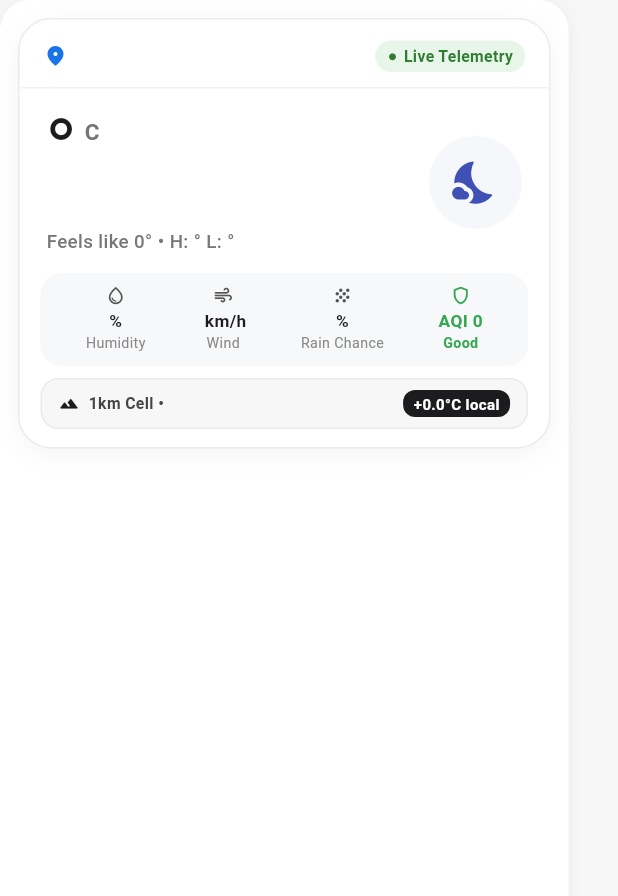
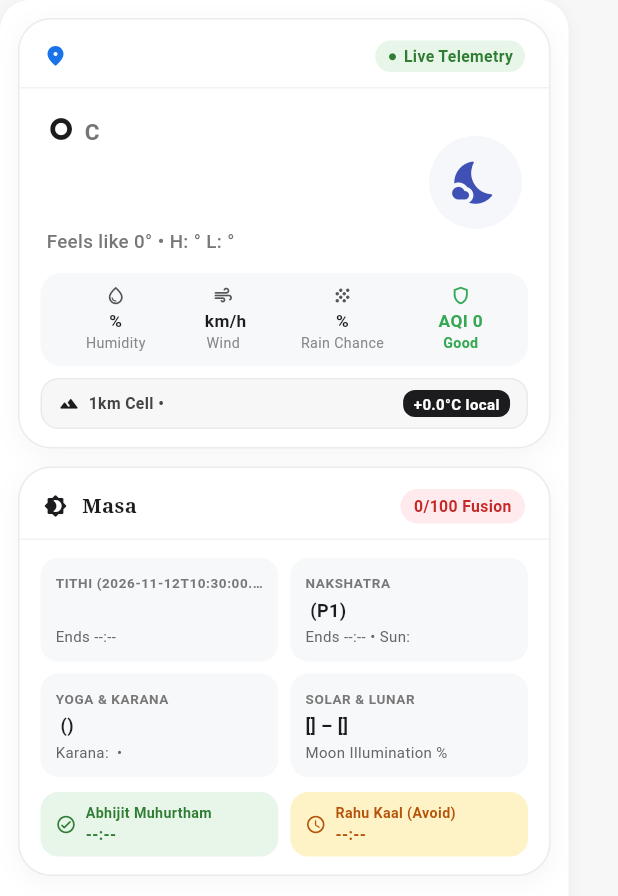
Before and after one commit to Rakesh-Manthri/WeatherGPT, a Flutter app: the MessageBubble widget shown alone on an empty page, opened directly with empty values, on a phone screen of 412 x 824 dp. Shown: the top 896 px of the screen. Run offline on Flutter 3.47's test engine with Material 3 defaults, Android fonts, the light colour scheme and no system bars; our stand-ins replace dio, flutter_dotenv, flutter_markdown, flutter_tts, geolocator, shared_preferences and 2 more; missing offline and left inert: mappls_gl; accounts and stored records are empty.

Commit message:
feat(chat): add PanchangamWeatherCard and Indic quick-action chips

```diff
--- a/lib/features/chat/widgets/activity_chips_bar.dart
+++ b/lib/features/chat/widgets/activity_chips_bar.dart
@@ -38,6 +38,16 @@ class ActivityChipsBar extends StatelessWidget {
       'icon': '☀️',
       'label': 'UV & Sun Index',
       'prompt': 'What is the UV index and sun protection recommendation for today?',
+    },
+    {
+      'icon': '🪔',
+      'label': 'Panchangam & Muhurtham',
+      'prompt': 'Show today\'s Panchangam, Tithi, Nakshatra, and best weather Muhurtham windows.',
+    },
+    {
+      'icon': '🌱',
+      'label': 'Farming & Tithi',
+      'prompt': 'Is today auspicious and weather-suitable for sowing crops per Panchangam?',
     },
   ];
 
--- a/lib/features/chat/widgets/message_bubble.dart
+++ b/lib/features/chat/widgets/message_bubble.dart
@@ -2,6 +2,7 @@ import 'dart:convert';
 import 'package:flutter/material.dart';
 import 'package:flutter_markdown/flutter_markdown.dart';
 import '../models/chat_message.dart';
+import 'panchangam_weather_card.dart';
 import 'weather_card_bubble.dart';
 
 class MessageBubble extends StatelessWidget {
@@ -34,13 +35,20 @@ class MessageBubble extends StatelessWidget {
   Widget build(BuildContext context) {
     final isUser = message.isUser;
     final content = _formatContent(message.text);
-    final hasWeatherData = !isUser && message.weatherData != null;
+    final weatherMap = message.weatherData;
+    final hasWeatherData = !isUser && weatherMap != null;
+    final hasWeatherTelemetry =
+        hasWeatherData && weatherMap.containsKey('temperature');
+    final panchangamData = !isUser && weatherMap != null
+        ? weatherMap['panchangam_fusion'] as Map<String, dynamic>?
+        : null;
+    final hasCard = hasWeatherTelemetry || panchangamData != null;
 
     return Align(
       alignment: isUser ? Alignment.centerRight : Alignment.centerLeft,
       child: Container(
         margin: const EdgeInsets.only(bottom: 16),
-        padding: hasWeatherData
+        padding: hasCard
             ? const EdgeInsets.all(12)
             : const EdgeInsets.symmetric(horizontal: 16, vertical: 12),
         decoration: BoxDecoration(
@@ -60,7 +68,7 @@ class MessageBubble extends StatelessWidget {
               : null,
         ),
         constraints: BoxConstraints(
-          maxWidth: MediaQuery.of(context).size.width * (hasWeatherData ? 0.92 : 0.85),
+          maxWidth: MediaQuery.of(context).size.width * (hasCard ? 0.92 : 0.85),
         ),
         child: isUser
             ? Text(
@@ -74,17 +82,21 @@ class MessageBubble extends StatelessWidget {
             : Column(
                 crossAxisAlignment: CrossAxisAlignment.start,
                 children: [
-                  if (hasWeatherData)
+                  if (hasWeatherTelemetry)
                     WeatherCardBubble(
-                      weatherData: message.weatherData!,
+                      weatherData: weatherMap,
                       onViewMap: onViewMap,
+                    ),
+                  if (panchangamData != null)
+                    PanchangamWeatherCard(
+                      panchangamData: panchangamData,
                     ),
                   if (content.isNotEmpty)
                     Padding(
                       padding: EdgeInsets.only(
-                        top: hasWeatherData ? 6 : 0,
-                        left: hasWeatherData ? 4 : 0,
-                        right: hasWeatherData ? 4 : 0,
+                        top: hasCard ? 6 : 0,
+                        left: hasCard ? 4 : 0,
+                        right: hasCard ? 4 : 0,
                       ),
                       child: MarkdownBody(
                         data: content,
--- /dev/null
+++ b/lib/features/chat/widgets/panchangam_weather_card.dart
@@ -0,0 +1,435 @@
+import 'package:flutter/material.dart';
+
+class PanchangamWeatherCard extends StatelessWidget {
+  final Map<String, dynamic> panchangamData;
+
+  const PanchangamWeatherCard({
+    super.key,
+    required this.panchangamData,
+  });
+
+  Color _scoreBgColor(int score) {
+    if (score >= 75) return const Color(0xFFE8F5E9);
+    if (score >= 55) return const Color(0xFFFEF3C7);
+    return const Color(0xFFFFEBEE);
+  }
+
+  Color _scoreTextColor(int score) {
+    if (score >= 75) return const Color(0xFF2E7D32);
+    if (score >= 55) return const Color(0xFFB45309);
+    return const Color(0xFFC62828);
+  }
+
+  @override
+  Widget build(BuildContext context) {
+    final masa = (panchangamData['masa'] ?? 'Kartika').toString();
+    final ritu = (panchangamData['ritu'] ?? '').toString();
+    final dateStr = (panchangamData['date'] ?? '').toString();
+    final vara = (panchangamData['vara'] ?? '').toString();
+    final karana = (panchangamData['karana'] ?? '').toString();
+    final suryaNak = (panchangamData['surya_nakshatra'] ?? '').toString();
+    final moonIllum = (panchangamData['moon_illumination_pct'] ?? 0).toString();
+    final sunrise = (panchangamData['sunrise'] ?? '--:--').toString();
+    final sunset = (panchangamData['sunset'] ?? '--:--').toString();
+    final specialEvent = panchangamData['special_event']?.toString();
+    final compositeScore =
+        (panchangamData['composite_score'] as num?)?.toInt() ?? 75;
+    final verdict =
+        (panchangamData['fusion_verdict'] ?? 'Panchangam + Weather Alignment')
+            .toString();
+    final advisory = (panchangamData['fused_advisory'] ?? '').toString();
+
+    final tithi =
+        (panchangamData['tithi'] as Map<String, dynamic>?) ?? const {};
+    final nakshatra =
+        (panchangamData['nakshatra'] as Map<String, dynamic>?) ?? const {};
+    final yoga =
+        (panchangamData['yoga'] as Map<String, dynamic>?) ?? const {};
+    final muhurtham =
+        (panchangamData['muhurtham_windows'] as Map<String, dynamic>?) ??
+            const {};
+    final upcoming =
+        (panchangamData['upcoming_windows'] as List<dynamic>?) ?? const [];
+
+    final tithiName = (tithi['name'] ?? '').toString();
+    final tithiEnds = (tithi['ends_at'] ?? '--:--').toString();
+    final nakName = (nakshatra['name'] ?? '').toString();
+    final nakPada = (nakshatra['pada'] ?? 1).toString();
+    final nakEnds = (nakshatra['ends_at'] ?? '--:--').toString();
+    final yogaName = (yoga['name'] ?? '').toString();
+    final yogaRating = (yoga['rating'] ?? '').toString();
+    final abhijit =
+        (muhurtham['abhijit_muhurtham'] ?? '--:--').toString();
+    final rahuKaal = (muhurtham['rahu_kaal'] ?? '--:--').toString();
+
+    return Container(
+      margin: const EdgeInsets.only(bottom: 12),
+      decoration: BoxDecoration(
+        color: Colors.white,
+        borderRadius: BorderRadius.circular(22),
+        border: Border.all(color: const Color(0xFFEBEBEB), width: 1),
+        boxShadow: [
+          BoxShadow(
+            color: Colors.black.withValues(alpha: 0.04),
+            offset: const Offset(0, 4),
+            blurRadius: 14,
+          ),
+        ],
+      ),
+      child: Column(
+        crossAxisAlignment: CrossAxisAlignment.start,
+        children: [
+          // Header Row: Vedic Masa / Ritu & Composite Score Badge
+          Padding(
+            padding: const EdgeInsets.fromLTRB(16, 14, 16, 10),
+            child: Row(
+              children: [
+                const Icon(
+                  Icons.brightness_4_rounded,
+                  size: 16,
+                  color: Color(0xFF1C1C1E),
+                ),
+                const SizedBox(width: 6),
+                Expanded(
+                  child: Text(
+                    '$masa Masa${ritu.isNotEmpty ? ' • $ritu' : ''}',
+                    maxLines: 1,
+                    overflow: TextOverflow.ellipsis,
+                    style: const TextStyle(
+                      fontFamily: 'serif',
+                      fontSize: 13.5,
+                      fontWeight: FontWeight.w700,
+                      color: Color(0xFF1C1C1E),
+                    ),
+                  ),
+                ),
+                const SizedBox(width: 8),
+                Container(
+                  padding:
+                      const EdgeInsets.symmetric(horizontal: 9, vertical: 4),
+                  decoration: BoxDecoration(
+                    color: _scoreBgColor(compositeScore),
+                    borderRadius: BorderRadius.circular(12),
+                  ),
+                  child: Text(
+                    '$compositeScore/100 Fusion',
+                    style: TextStyle(
+                      fontSize: 10.5,
+                      fontWeight: FontWeight.w700,
+                      color: _scoreTextColor(compositeScore),
+                    ),
+                  ),
+                ),
+              ],
+            ),
+          ),
+
+          const Divider(height: 1, color: Color(0xFFF2F2F2)),
+
+          // Special Lunisolar Festival / Vrata Callout
+          if (specialEvent != null && specialEvent.isNotEmpty)
+            Padding(
+              padding: const EdgeInsets.fromLTRB(14, 10, 14, 0),
+              child: Container(
+                width: double.infinity,
+                padding:
+                    const EdgeInsets.symmetric(horizontal: 10, vertical: 6),
+                decoration: BoxDecoration(
+                  color: const Color(0xFF1C1C1E),
+                  borderRadius: BorderRadius.circular(10),
+                ),
+                child: Row(
+                  children: [
+                    const Icon(Icons.auto_awesome_rounded,
+                        size: 13, color: Color(0xFFFBBF24)),
+                    const SizedBox(width: 6),
+                    Expanded(
+                      child: Text(
+                        specialEvent,
+                        style: const TextStyle(
+                          fontSize: 11.5,
+                          fontWeight: FontWeight.w600,
+                          color: Colors.white,
+                        ),
+                      ),
+                    ),
+                  ],
+                ),
+              ),
+            ),
+
+          // Panchangam 5-Limb Grid
+          Padding(
+            padding: const EdgeInsets.fromLTRB(14, 12, 14, 10),
+            child: Column(
+              children: [
+                Row(
+                  children: [
+                    Expanded(
+                      child: _buildLimbTile(
+                        label: 'TITHI ($dateStr)',
+                        value: tithiName,
+                        subvalue: 'Ends $tithiEnds',
+                      ),
+                    ),
+                    const SizedBox(width: 8),
+                    Expanded(
+                      child: _buildLimbTile(
+                        label: 'NAKSHATRA',
+                        value: '$nakName (P$nakPada)',
+                        subvalue: 'Ends $nakEnds • Sun: $suryaNak',
+                      ),
+                    ),
+                  ],
+                ),
+                const SizedBox(height: 8),
+                Row(
+                  children: [
+                    Expanded(
+                      child: _buildLimbTile(
+                        label: 'YOGA & KARANA',
+                        value: '$yogaName ($yogaRating)',
+                        subvalue: 'Karana: $karana • $vara',
+                      ),
+                    ),
+                    const SizedBox(width: 8),
+                    Expanded(
+                      child: _buildLimbTile(
+                        label: 'SOLAR & LUNAR',
+                        value: '$sunrise – $sunset',
+                        subvalue: 'Moon Illumination $moonIllum%',
+                      ),
+                    ),
+                  ],
+                ),
+              ],
+            ),
+          ),
+
+          // Muhurtham Windows (Abhijit vs Rahu Kaal)
+          Padding(
+            padding: const EdgeInsets.symmetric(horizontal: 14),
+            child: Row(
+              children: [
+                Expanded(
+                  child: _buildWindowChip(
+                    icon: Icons.check_circle_outline_rounded,
+                    title: 'Abhijit Muhurtham',
+                    timeText: abhijit,
+                    bgColor: const Color(0xFFE8F5E9),
+                    fgColor: const Color(0xFF2E7D32),
+                  ),
+                ),
+                const SizedBox(width: 8),
+                Expanded(
+                  child: _buildWindowChip(
+                    icon: Icons.schedule_rounded,
+                    title: 'Rahu Kaal (Avoid)',
+                    timeText: rahuKaal,
+                    bgColor: const Color(0xFFFEF3C7),
+                    fgColor: const Color(0xFFB45309),
+                  ),
+                ),
+              ],
+            ),
+          ),
+
+          // Fused Verdict & Advisory Note
+          if (advisory.isNotEmpty)
+            Padding(
+              padding: const EdgeInsets.fromLTRB(14, 10, 14, 12),
+              child: Container(
+                width: double.infinity,
+                padding: const EdgeInsets.all(10),
+                decoration: BoxDecoration(
+                  color: const Color(0xFFF7F8FA),
+                  borderRadius: BorderRadius.circular(12),
+                ),
+                child: Column(
+                  crossAxisAlignment: CrossAxisAlignment.start,
+                  children: [
+                    Text(
+                      verdict,
+                      style: const TextStyle(
+                        fontSize: 11.5,
+                        fontWeight: FontWeight.w700,
+                        color: Color(0xFF1C1C1E),
+                      ),
+                    ),
+                    const SizedBox(height: 3),
+                    Text(
+                      advisory,
+                      style: const TextStyle(
+                        fontSize: 11.5,
+                        height: 1.35,
+                        color: Color(0xFF444444),
+                      ),
+                    ),
+                  ],
+                ),
+              ),
+            )
+          else
+            const SizedBox(height: 12),
+
+          // Multi-day Top Windows (if user asked for best upcoming week days)
+          if (upcoming.isNotEmpty)
+            Padding(
+              padding: const EdgeInsets.fromLTRB(14, 0, 14, 14),
+              child: SizedBox(
+                height: 54,
+                child: ListView.separated(
+                  scrollDirection: Axis.horizontal,
+                  itemCount: upcoming.length,
+                  separatorBuilder: (context, index) =>
+                      const SizedBox(width: 8),
+                  itemBuilder: (context, index) {
+                    final item = upcoming[index] as Map<String, dynamic>;
+                    final d = (item['date'] ?? '').toString();
+                    final t = (item['tithi'] ?? '').toString();
+                    final s = (item['composite_score'] ?? 0).toString();
+                    return Container(
+                      padding: const EdgeInsets.symmetric(
+                          horizontal: 10, vertical: 6),
+                      decoration: BoxDecoration(
+                        color: index == 0
+                            ? const Color(0xFF1C1C1E)
+                            : const Color(0xFFF7F7F7),
+                        borderRadius: BorderRadius.circular(12),
+                      ),
+                      child: Column(
+                        crossAxisAlignment: CrossAxisAlignment.start,
+                        mainAxisAlignment: MainAxisAlignment.center,
+                        children: [
+                          Text(
+                            '$d • $s/100',
+                            style: TextStyle(
+                              fontSize: 10.5,
+                              fontWeight: FontWeight.w700,
+                              color: index == 0
+                                  ? Colors.white
+                                  : const Color(0xFF1C1C1E),
+                            ),
+                          ),
+                          const SizedBox(height: 2),
+                          Text(
+                            t,
+                            style: TextStyle(
+                              fontSize: 10,
+                              color: index == 0
+                                  ? Colors.white70
+                                  : const Color(0xFF666666),
+                            ),
+                          ),
+                        ],
+                      ),
+                    );
+                  },
+                ),
+              ),
+            ),
+        ],
+      ),
+    );
+  }
+
+  Widget _buildLimbTile({
+    required String label,
+    required String value,
+    required String subvalue,
+  }) {
+    return Container(
+      padding: const EdgeInsets.all(10),
+      decoration: BoxDecoration(
+        color: const Color(0xFFF7F8FA),
+        borderRadius: BorderRadius.circular(12),
+      ),
+      child: Column(
+        crossAxisAlignment: CrossAxisAlignment.start,
+        children: [
+          Text(
+            label,
+            maxLines: 1,
+            overflow: TextOverflow.ellipsis,
+            style: const TextStyle(
+              fontSize: 9,
+              fontWeight: FontWeight.w700,
+              letterSpacing: 0.4,
+              color: Color(0xFF777777),
+            ),
+          ),
+          const SizedBox(height: 3),
+          Text(
+            value,
+            maxLines: 1,
+            overflow: TextOverflow.ellipsis,
+            style: const TextStyle(
+              fontSize: 12,
+              fontWeight: FontWeight.w700,
+              color: Color(0xFF1C1C1E),
+            ),
+          ),
+          const SizedBox(height: 2),
+          Text(
+            subvalue,
+            maxLines: 1,
+            overflow: TextOverflow.ellipsis,
+            style: const TextStyle(
+              fontSize: 10,
+              color: Color(0xFF666666),
+            ),
+          ),
+        ],
+      ),
+    );
+  }
+
+  Widget _buildWindowChip({
+    required IconData icon,
+    required String title,
+    required String timeText,
+    required Color bgColor,
+    required Color fgColor,
+  }) {
+    return Container(
+      padding: const EdgeInsets.symmetric(horizontal: 10, vertical: 7),
+      decoration: BoxDecoration(
+        color: bgColor,
+        borderRadius: BorderRadius.circular(12),
+      ),
+      child: Row(
+        children: [
+          Icon(icon, size: 14, color: fgColor),
+          const SizedBox(width: 6),
+          Expanded(
+            child: Column(
+              crossAxisAlignment: CrossAxisAlignment.start,
+              children: [
+                Text(
+                  title,
+                  maxLines: 1,
+                  overflow: TextOverflow.ellipsis,
+                  style: TextStyle(
+                    fontSize: 9.5,
+                    fontWeight: FontWeight.w700,
+                    color: fgColor,
+                  ),
+                ),
+                Text(
+                  timeText,
+                  maxLines: 1,
+                  overflow: TextOverflow.ellipsis,
+                  style: TextStyle(
+                    fontSize: 10.5,
+                    fontWeight: FontWeight.w600,
+                    color: fgColor,
+                  ),
+                ),
+              ],
+            ),
+          ),
+        ],
+      ),
+    );
+  }
+}
```
